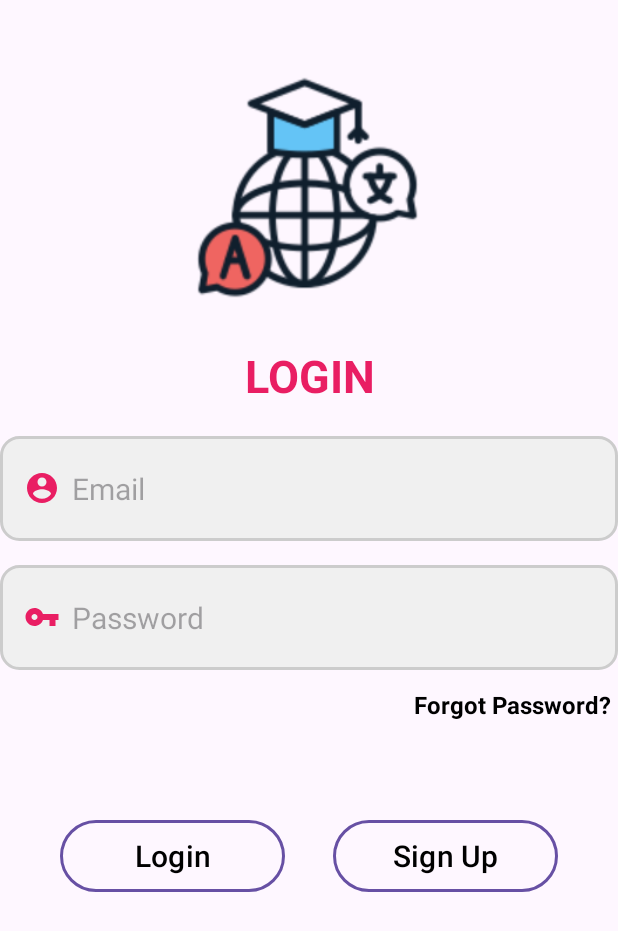
After one commit to TuyetAnh0101/CNPM, an Android app: the DangNhap screen opened directly, with no data from a screen before it, on a phone screen of 412 x 824 dp. The commit adds this screen. Shown: the top 931 px of the screen. Run offline under Robolectric (Android 15) with nearby library versions, the phone set to English and light mode, and no system bars.

Commit message:
Mô tả thay đổi

```diff
--- /dev/null
+++ b/app/src/main/java/com/example/restudy/ui/DangNhap.java
@@ -0,0 +1,26 @@
+package com.example.restudy.ui;
+
+import android.os.Bundle;
+
+import androidx.activity.EdgeToEdge;
+import androidx.appcompat.app.AppCompatActivity;
+import androidx.core.graphics.Insets;
+import androidx.core.view.ViewCompat;
+import androidx.core.view.WindowInsetsCompat;
+
+import com.example.restudy.R;
+
+public class DangNhap extends AppCompatActivity {
+
+    @Override
+    protected void onCreate(Bundle savedInstanceState) {
+        super.onCreate(savedInstanceState);
+        EdgeToEdge.enable(this);
+        setContentView(R.layout.activity_dang_nhap);
+        ViewCompat.setOnApplyWindowInsetsListener(findViewById(R.id.main), (v, insets) -> {
+            Insets systemBars = insets.getInsets(WindowInsetsCompat.Type.systemBars());
+            v.setPadding(systemBars.left, systemBars.top, systemBars.right, systemBars.bottom);
+            return insets;
+        });
+    }
+}
--- /dev/null
+++ b/app/src/main/res/drawable/baseline_account_circle_24.xml
@@ -0,0 +1,5 @@
+<vector xmlns:android="http://schemas.android.com/apk/res/android" android:height="24dp" android:tint="#E91E63" android:viewportHeight="24" android:viewportWidth="24" android:width="24dp">
+
+    <path android:fillColor="@android:color/white" android:pathData="M12,2C6.48,2 2,6.48 2,12s4.48,10 10,10 10,-4.48 10,-10S17.52,2 12,2zM12,5c1.66,0 3,1.34 3,3s-1.34,3 -3,3 -3,-1.34 -3,-3 1.34,-3 3,-3zM12,19.2c-2.5,0 -4.71,-1.28 -6,-3.22 0.03,-1.99 4,-3.08 6,-3.08 1.99,0 5.97,1.09 6,3.08 -1.29,1.94 -3.5,3.22 -6,3.22z"/>
+
+</vector>
--- /dev/null
+++ b/app/src/main/res/drawable/baseline_vpn_key_24.xml
@@ -0,0 +1,5 @@
+<vector xmlns:android="http://schemas.android.com/apk/res/android" android:height="24dp" android:tint="#E91E63" android:viewportHeight="24" android:viewportWidth="24" android:width="24dp">
+
+    <path android:fillColor="@android:color/white" android:pathData="M12.65,10C11.83,7.67 9.61,6 7,6c-3.31,0 -6,2.69 -6,6s2.69,6 6,6c2.61,0 4.83,-1.67 5.65,-4H17v4h4v-4h2v-4H12.65zM7,14c-1.1,0 -2,-0.9 -2,-2s0.9,-2 2,-2 2,0.9 2,2 -0.9,2 -2,2z"/>
+
+</vector>
--- /dev/null
+++ b/app/src/main/res/drawable/edittext_background.xml
@@ -0,0 +1,22 @@
+<?xml version="1.0" encoding="utf-8"?>
+<shape xmlns:android="http://schemas.android.com/apk/res/android"
+    android:shape="rectangle">
+
+    <!-- Màu nền của EditText -->
+    <solid android:color="#F0F0F0"/>
+
+    <!-- Bo tròn góc -->
+    <corners android:radius="12dp"/>
+
+    <!-- Viền của EditText -->
+    <stroke
+        android:width="2dp"
+        android:color="#CCCCCC"/>
+
+    <!-- Padding để chữ không bị sát mép -->
+    <padding
+        android:left="12dp"
+        android:top="8dp"
+        android:right="12dp"
+        android:bottom="8dp"/>
+</shape>
--- /dev/null
+++ b/app/src/main/res/drawable/register_button.xml
@@ -0,0 +1,13 @@
+<selector xmlns:android="http://schemas.android.com/apk/res/android">
+    <item>
+        <shape>
+            <gradient
+                android:angle="45"
+                />
+            <stroke
+                android:width="2dp"
+                android:color="#3333D1"/> <!-- Viền màu xanh -->
+            <corners android:radius="25dp"/>
+        </shape>
+    </item>
+</selector>
--- /dev/null
+++ b/app/src/main/res/layout/activity_dang_nhap.xml
@@ -0,0 +1,126 @@
+<?xml version="1.0" encoding="utf-8"?>
+<androidx.constraintlayout.widget.ConstraintLayout
+    xmlns:android="http://schemas.android.com/apk/res/android"
+    xmlns:app="http://schemas.android.com/apk/res-auto"
+    xmlns:tools="http://schemas.android.com/tools"
+    android:id="@+id/main"
+    android:scaleWidth="0.5"
+    android:scaleHeight="0.5"
+    android:layout_width="match_parent"
+    android:layout_height="match_parent"
+    tools:context=".ui.DangNhap"
+    android:padding="16dp">
+
+    <!-- Logo -->
+    <ImageView
+        android:id="@+id/ivlogo"
+        android:layout_width="150dp"
+        android:layout_height="150dp"
+        android:src="@drawable/login"
+        android:layout_marginTop="50dp"
+        app:layout_constraintHorizontal_bias="0.497"
+        app:layout_constraintLeft_toLeftOf="parent"
+        app:layout_constraintRight_toRightOf="parent"
+        app:layout_constraintTop_toTopOf="parent"
+        app:layout_constraintBottom_toTopOf="@id/tvHeader"
+        tools:layout_editor_absoluteY="115dp" />
+
+    <!-- Header TextView -->
+    <TextView
+        android:id="@+id/tvHeader"
+        android:layout_width="match_parent"
+        android:layout_height="wrap_content"
+        android:text="LOGIN"
+        android:textColor="#E91E63"
+        android:textSize="30sp"
+        android:textStyle="bold"
+        app:layout_constraintTop_toBottomOf="@id/ivlogo"
+        app:layout_constraintLeft_toLeftOf="parent"
+        app:layout_constraintRight_toRightOf="parent"
+        android:layout_marginTop="30dp"
+        android:gravity="center" />
+
+    <!-- EditText for User Name -->
+    <EditText
+        android:id="@+id/email_EditText"
+        android:layout_width="match_parent"
+        android:layout_height="70dp"
+        android:background="@drawable/edittext_background"
+        android:layout_marginTop="20dp"
+        android:drawableLeft="@drawable/baseline_account_circle_24"
+        android:drawablePadding="8dp"
+        android:hint="Email"
+        android:padding="16dp"
+        android:textSize="20sp"
+        android:inputType="textEmailAddress"
+        app:layout_constraintTop_toBottomOf="@id/tvHeader"
+        app:layout_constraintLeft_toLeftOf="parent"
+        app:layout_constraintRight_toRightOf="parent" />
+
+    <!-- EditText for Password -->
+    <EditText
+        android:id="@+id/password_EditText"
+        android:layout_width="match_parent"
+        android:layout_height="70dp"
+        android:background="@drawable/edittext_background"
+        app:layout_constraintTop_toBottomOf="@id/email_EditText"
+        app:layout_constraintLeft_toLeftOf="parent"
+        app:layout_constraintRight_toRightOf="parent"
+        android:layout_marginTop="16dp"
+        android:hint="Password"
+        android:inputType="textPassword"
+        android:textSize="20sp"
+        android:padding="16dp"
+        android:drawablePadding="8dp"
+        android:drawableLeft="@drawable/baseline_vpn_key_24"
+        />
+
+    <!-- LinearLayout containing Login and Register buttons -->
+    <LinearLayout
+        android:layout_width="match_parent"
+        android:layout_height="wrap_content"
+        android:gravity="center"
+        android:orientation="horizontal"
+        app:layout_constraintTop_toBottomOf="@id/password_EditText"
+        app:layout_constraintLeft_toLeftOf="parent"
+        app:layout_constraintRight_toRightOf="parent"
+        android:layout_marginTop="100dp">
+
+        <!-- Button Login -->
+        <Button
+            android:id="@+id/btLogin"
+            android:layout_width="150dp"
+            android:layout_height="wrap_content"
+            android:layout_marginRight="16dp"
+            android:background="@drawable/register_button"
+            android:text="Login"
+            android:textColor="@color/black"
+            android:textSize="20sp" />
+
+        <!-- Button Register -->
+        <Button
+            android:id="@+id/btRegister"
+            android:layout_width="150dp"
+            android:layout_height="wrap_content"
+            android:text="Sign Up"
+            android:layout_marginLeft="16dp"
+            android:textColor="@color/black"
+            android:textSize="20sp"
+            android:background="@drawable/register_button"/>
+    </LinearLayout>
+
+    <!-- Forgot Password TextView -->
+    <TextView
+        android:id="@+id/tvForgotPassword"
+        android:layout_width="wrap_content"
+        android:layout_height="wrap_content"
+        android:text="Forgot Password?"
+        android:textColor="@color/black"
+        android:textSize="16sp"
+        android:textStyle="bold"
+        android:layout_marginTop="8dp"
+        android:padding="4dp"
+        app:layout_constraintTop_toBottomOf="@id/password_EditText"
+        app:layout_constraintRight_toRightOf="parent"/>
+
+</androidx.constraintlayout.widget.ConstraintLayout>
--- a/app/src/main/res/values/strings.xml
+++ b/app/src/main/res/values/strings.xml
@@ -1,3 +1,5 @@
 <resources>
     <string name="app_name">ReStudy</string>
+    <!-- TODO: Remove or change this placeholder text -->
+    <string name="hello_blank_fragment">Hello blank fragment</string>
 </resources>
```
Also changed, not shown: app/src/main/AndroidManifest.xml (+9 -0 lines), app/src/main/java/com/example/restudy/Fragment/CaNhanFragment.java (added, +66 -0 lines), app/src/main/java/com/example/restudy/Fragment/DangBanFragment.java (added, +66 -0 lines), app/src/main/java/com/example/restudy/Fragment/HomeFragment.java (added, +66 -0 lines), app/src/main/java/com/example/restudy/ui/DangKy.java (added, +26 -0 lines), app/src/main/res/layout/activity_dang_ky.xml (added, +10 -0 lines), app/src/main/res/layout/activity_main.xml (+0 -83 lines), app/src/main/res/layout/fragment_ca_nhan.xml (added, +14 -0 lines), app/src/main/res/layout/fragment_dang_ban.xml (added, +14 -0 lines), app/src/main/res/layout/fragment_home.xml (added, +89 -0 lines), app/src/main/res/drawable/login.png (added).
